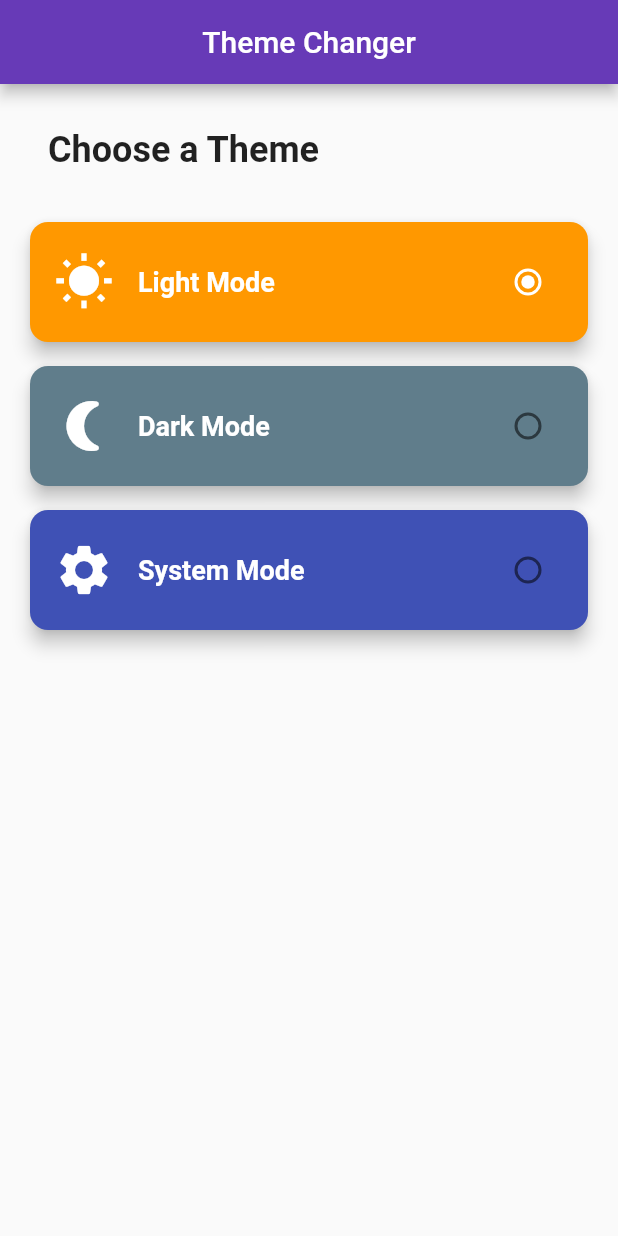
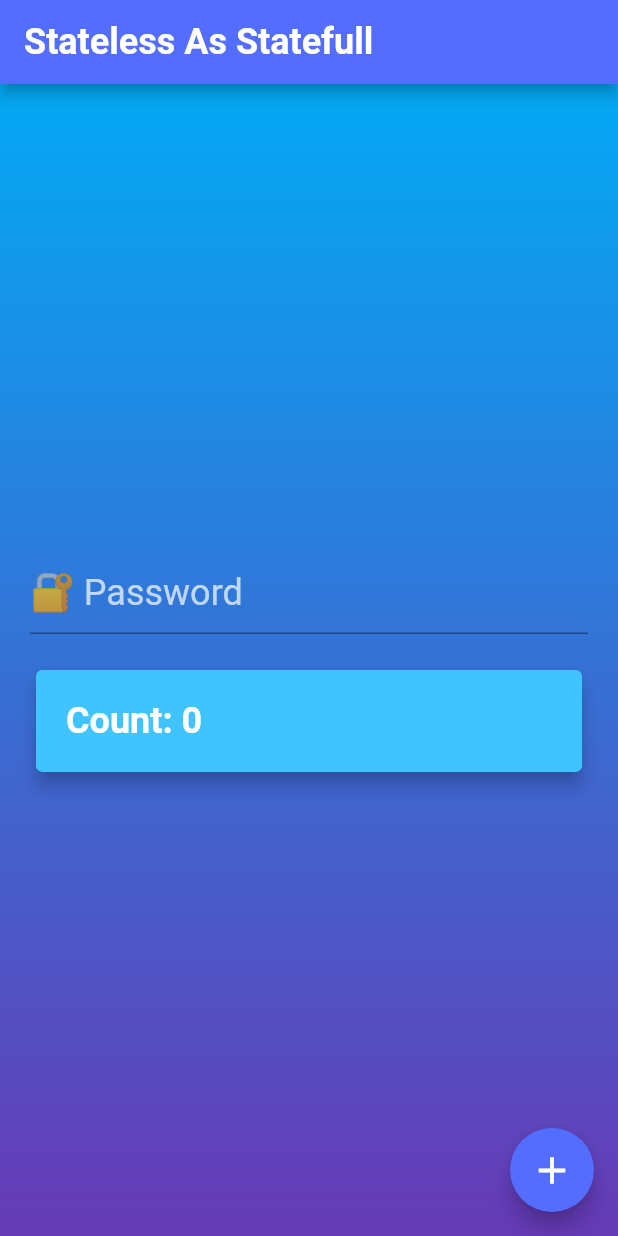
Before and after one commit to FahadMehboob/Flutter-University, a Flutter app: the screen it shows after launch, on a phone screen of 412 x 824 dp. Run offline on Flutter 3.47's test engine with Material 2 defaults, Android fonts, the light colour scheme and no system bars.

Commit message:
stateless as statefull widget

```diff
--- a/Basics/Basic State Management/Count App - Provider/count_app_provider/lib/main.dart
+++ b/Basics/Basic State Management/Count App - Provider/count_app_provider/lib/main.dart
@@ -4,6 +4,7 @@ import 'package:count_app_provider/provider/theme_changer_provider.dart';
 import 'package:count_app_provider/screens/dark_theme_screen.dart';
 import 'package:count_app_provider/screens/favourite/favourite_screen.dart';
 import 'package:count_app_provider/screens/home_screen.dart';
+import 'package:count_app_provider/screens/notify_listener_screen.dart';
 import 'package:count_app_provider/screens/screen_two.dart';
 import 'package:flutter/material.dart';
 import 'package:provider/provider.dart';
@@ -24,9 +25,7 @@ class MyApp extends StatelessWidget {
           ChangeNotifierProvider(create: (_) => HomeScreenPorvider()),
           ChangeNotifierProvider(create: (_) => ScreenTwoProvider()),
           ChangeNotifierProvider(create: (_) => FavouriteItemProvider()),
-          ChangeNotifierProvider(
-            create: (_) => ThemeChangerProvider(),
-          )
+          ChangeNotifierProvider(create: (_) => ThemeChangerProvider()),
         ],
         child: Builder(
           builder: (BuildContext context) {
@@ -44,7 +43,7 @@ class MyApp extends StatelessWidget {
                 primarySwatch: Colors.orange,
                 appBarTheme: const AppBarTheme(color: Colors.amber),
               ),
-              home: const DarkThemeScreen(),
+              home: NotifyListenerScreen(),
             );
           },
         ));
--- /dev/null
+++ b/Basics/Basic State Management/Count App - Provider/count_app_provider/lib/screens/notify_listener_screen.dart
@@ -0,0 +1,97 @@
+import 'package:flutter/material.dart';
+
+class NotifyListenerScreen extends StatelessWidget {
+  NotifyListenerScreen({super.key});
+
+  final ValueNotifier<int> _counter = ValueNotifier<int>(0);
+  final ValueNotifier<bool> toggle = ValueNotifier<bool>(false);
+
+  @override
+  Widget build(BuildContext context) {
+    print("build");
+    return Scaffold(
+      appBar: AppBar(
+        title: const Text(
+          "Stateless As Statefull",
+          style: TextStyle(
+            fontWeight: FontWeight.bold,
+            fontSize: 24.0,
+          ),
+        ),
+        backgroundColor: Colors.indigoAccent,
+      ),
+      body: Container(
+        padding: const EdgeInsets.all(20.0),
+        decoration: const BoxDecoration(
+          gradient: LinearGradient(
+            colors: [Colors.lightBlue, Colors.deepPurple],
+            begin: Alignment.topCenter,
+            end: Alignment.bottomCenter,
+          ),
+        ),
+        child: Column(
+          mainAxisAlignment: MainAxisAlignment.center,
+          crossAxisAlignment: CrossAxisAlignment.stretch,
+          children: [
+            ValueListenableBuilder(
+              valueListenable: toggle,
+              builder: (context, value, child) {
+                return TextFormField(
+                  obscureText: toggle.value,
+                  style: const TextStyle(
+                    color: Colors.white,
+                    fontSize: 30.0,
+                  ),
+                  decoration: InputDecoration(
+                    hintText: "🔐 Password",
+                    hintStyle: const TextStyle(
+                      fontSize: 24,
+                      color: Colors.white70,
+                    ),
+                    suffix: InkWell(
+                      onTap: () => toggle.value = !toggle.value,
+                      child: Icon(
+                        toggle.value ? Icons.visibility_off : Icons.visibility,
+                        color: Colors.white70,
+                        size: 30.0,
+                      ),
+                    ),
+                  ),
+                );
+              },
+            ),
+            const SizedBox(height: 20.0),
+            ValueListenableBuilder(
+              valueListenable: _counter,
+              builder: (context, value, child) {
+                return Card(
+                  elevation: 5.0,
+                  color: Colors.lightBlueAccent,
+                  child: Padding(
+                    padding: const EdgeInsets.all(20.0),
+                    child: Text(
+                      "Count: ${_counter.value}",
+                      style: const TextStyle(
+                        fontSize: 24.0,
+                        fontWeight: FontWeight.bold,
+                        color: Colors.white,
+                      ),
+                    ),
+                  ),
+                );
+              },
+            ),
+          ],
+        ),
+      ),
+      floatingActionButton: FloatingActionButton(
+        backgroundColor: Colors.indigoAccent,
+        child: const Icon(Icons.add, size: 30.0),
+        onPressed: () {
+          _counter.value++;
+          print(_counter.value.toString());
+        },
+      ),
+    );
+  }
+}
```
